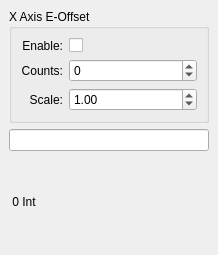
The window that examples/mini/mini.ui (kcjengr/qtpyvcp) describes before a commit, drawn with Qt 5.
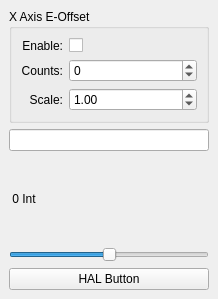
The same window after the commit. Custom widgets are drawn as their Qt base class.

Commit message: add HAL Button

What changed in the file:
```diff
--- a/examples/mini/mini.ui
+++ b/examples/mini/mini.ui
@@ -7,7 +7,7 @@
     <x>0</x>
     <y>0</y>
     <width>218</width>
-    <height>255</height>
+    <height>299</height>
    </rect>
   </property>
   <property name="focusPolicy">
@@ -128,6 +128,26 @@
     <item>
      <widget class="HalFloatDro" name="halfloatdro"/>
     </item>
+    <item>
+     <widget class="HalSlider" name="halslider">
+      <property name="maximum">
+       <number>100</number>
+      </property>
+      <property name="value">
+       <number>50</number>
+      </property>
+      <property name="orientation">
+       <enum>Qt::Horizontal</enum>
+      </property>
+     </widget>
+    </item>
+    <item>
+     <widget class="HalButton" name="halbutton">
+      <property name="text">
+       <string>HAL Button</string>
+      </property>
+     </widget>
+    </item>
    </layout>
   </widget>
   <action name="actionExit">
@@ -402,6 +422,11 @@
    <extends>QLineEdit</extends>
    <header>qtpyvcp.widgets.input_widgets.mdientry_widget</header>
   </customwidget>
+  <customwidget>
+   <class>HalSlider</class>
+   <extends>QSlider</extends>
+   <header>qtpyvcp.widgets.hal_widgets.hal_slider</header>
+  </customwidget>
   <customwidget>
    <class>Hals32Dro</class>
    <extends>QLabel</extends>
@@ -412,6 +437,11 @@
    <extends>QCheckBox</extends>
    <header>qtpyvcp.widgets.hal_widgets.hal_checkbox</header>
   </customwidget>
+  <customwidget>
+   <class>HalButton</class>
+   <extends>QPushButton</extends>
+   <header>qtpyvcp.widgets.hal_widgets.hal_button</header>
+  </customwidget>
   <customwidget>
    <class>HalDoubleSpinBox</class>
    <extends>QDoubleSpinBox</extends>
```
The commit also changes 3 other files.
